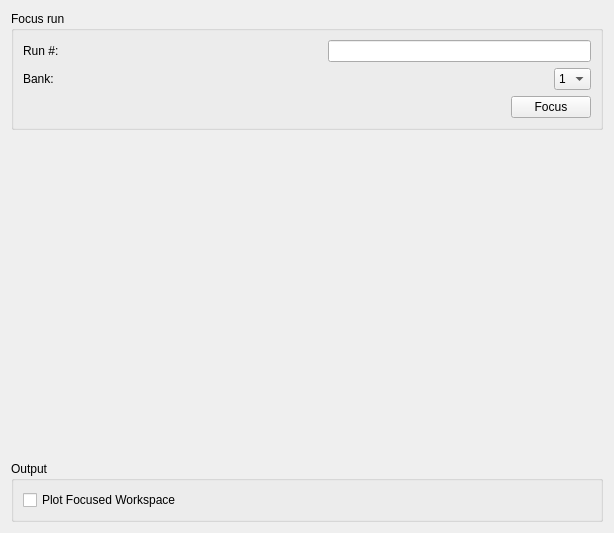
First picture: the form in Code/Mantid/MantidQt/CustomInterfaces/inc/MantidQtCustomInterfaces/EnggDiffraction/EnggDiffractionQtTabFocus.ui, repository mantidproject/mantid, before the edit.
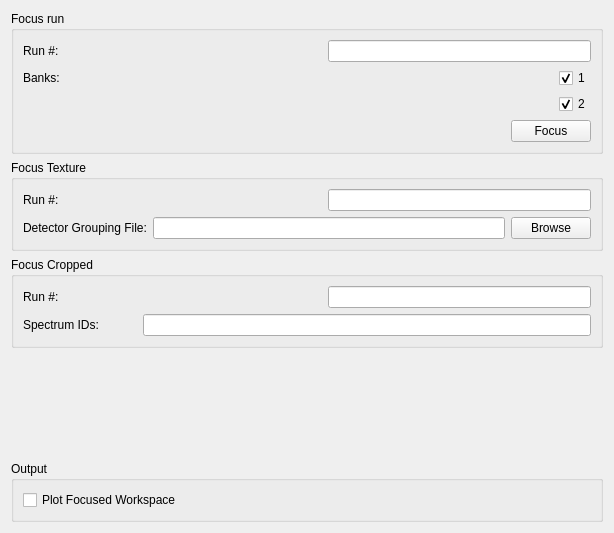
Second picture: the form after the edit.

Commit message: add new group boxes for texture and cropped, re #13486

Diff of the .ui file:
```diff
--- a/Code/Mantid/MantidQt/CustomInterfaces/inc/MantidQtCustomInterfaces/EnggDiffraction/EnggDiffractionQtTabFocus.ui
+++ b/Code/Mantid/MantidQt/CustomInterfaces/inc/MantidQtCustomInterfaces/EnggDiffraction/EnggDiffractionQtTabFocus.ui
@@ -14,6 +14,52 @@
    <string>Form</string>
   </property>
   <layout class="QGridLayout" name="gridLayout_3">
+   <item row="4" column="0">
+    <widget class="QGroupBox" name="groupBox_focus_2">
+     <property name="title">
+      <string>Output</string>
+     </property>
+     <layout class="QGridLayout" name="gridLayout_2">
+      <item row="0" column="0">
+       <layout class="QHBoxLayout" name="horizontalLayout_6">
+        <item>
+         <widget class="QCheckBox" name="checkBox_FocusedWS">
+          <property name="text">
+           <string>Plot Focused Workspace</string>
+          </property>
+         </widget>
+        </item>
+        <item>
+         <spacer name="horizontalSpacer_4">
+          <property name="orientation">
+           <enum>Qt::Horizontal</enum>
+          </property>
+          <property name="sizeHint" stdset="0">
+           <size>
+            <width>98</width>
+            <height>20</height>
+           </size>
+          </property>
+         </spacer>
+        </item>
+       </layout>
+      </item>
+     </layout>
+    </widget>
+   </item>
+   <item row="3" column="0">
+    <spacer name="verticalSpacer">
+     <property name="orientation">
+      <enum>Qt::Vertical</enum>
+     </property>
+     <property name="sizeHint" stdset="0">
+      <size>
+       <width>20</width>
+       <height>388</height>
+      </size>
+     </property>
+    </spacer>
+   </item>
    <item row="0" column="0">
     <widget class="QGroupBox" name="groupBox_focus">
      <property name="title">
@@ -47,38 +93,69 @@
       <item row="1" column="0">
        <layout class="QHBoxLayout" name="horizontalLayout_2">
         <item>
-         <widget class="QLabel" name="label">
-          <property name="text">
-           <string>Bank:</string>
-          </property>
-         </widget>
+         <layout class="QVBoxLayout" name="verticalLayout_3">
+          <item>
+           <layout class="QHBoxLayout" name="horizontalLayout_4">
+            <item>
+             <widget class="QLabel" name="label_banks_sel">
+              <property name="text">
+               <string>Banks:</string>
+              </property>
+             </widget>
+            </item>
+            <item>
+             <spacer name="horizontalSpacer_5">
+              <property name="orientation">
+               <enum>Qt::Horizontal</enum>
+              </property>
+              <property name="sizeHint" stdset="0">
+               <size>
+                <width>298</width>
+                <height>20</height>
+               </size>
+              </property>
+             </spacer>
+            </item>
+           </layout>
+          </item>
+          <item>
+           <spacer name="verticalSpacer_2">
+            <property name="orientation">
+             <enum>Qt::Vertical</enum>
+            </property>
+            <property name="sizeHint" stdset="0">
+             <size>
+              <width>20</width>
+              <height>18</height>
+             </size>
+            </property>
+           </spacer>
+          </item>
+         </layout>
         </item>
         <item>
-         <spacer name="horizontalSpacer_2">
-          <property name="orientation">
-           <enum>Qt::Horizontal</enum>
-          </property>
-          <property name="sizeHint" stdset="0">
-           <size>
-            <width>128</width>
-            <height>20</height>
-           </size>
-          </property>
-         </spacer>
-        </item>
-        <item>
-         <widget class="QComboBox" name="comboBox_bank_num">
+         <layout class="QVBoxLayout" name="verticalLayout_4">
           <item>
-           <property name="text">
-            <string>1</string>
-           </property>
+           <widget class="QCheckBox" name="checkBox_focus_bank1">
+            <property name="text">
+             <string>1</string>
+            </property>
+            <property name="checked">
+             <bool>true</bool>
+            </property>
+           </widget>
           </item>
           <item>
-           <property name="text">
-            <string>2</string>
-           </property>
+           <widget class="QCheckBox" name="checkBox_focus_bank2">
+            <property name="text">
+             <string>2</string>
+            </property>
+            <property name="checked">
+             <bool>true</bool>
+            </property>
+           </widget>
           </item>
-         </widget>
+         </layout>
         </item>
        </layout>
       </item>
@@ -120,35 +197,96 @@
     </widget>
    </item>
    <item row="1" column="0">
-    <spacer name="verticalSpacer">
-     <property name="orientation">
-      <enum>Qt::Vertical</enum>
+    <widget class="QGroupBox" name="groupBox_2">
+     <property name="title">
+      <string>Focus Texture</string>
      </property>
-     <property name="sizeHint" stdset="0">
-      <size>
-       <width>20</width>
-       <height>388</height>
-      </size>
-     </property>
-    </spacer>
+     <layout class="QGridLayout" name="gridLayout_4">
+      <item row="0" column="0">
+       <layout class="QHBoxLayout" name="horizontalLayout_7">
+        <item>
+         <widget class="QLabel" name="label_texture_run_num">
+          <property name="text">
+           <string>Run #:</string>
+          </property>
+         </widget>
+        </item>
+        <item>
+         <spacer name="horizontalSpacer_6">
+          <property name="orientation">
+           <enum>Qt::Horizontal</enum>
+          </property>
+          <property name="sizeHint" stdset="0">
+           <size>
+            <width>98</width>
+            <height>20</height>
+           </size>
+          </property>
+         </spacer>
+        </item>
+        <item>
+         <widget class="QLineEdit" name="lineEdit_texture_run_num">
+          <property name="text">
+           <string/>
+          </property>
+          <property name="readOnly">
+           <bool>false</bool>
+          </property>
+         </widget>
+        </item>
+       </layout>
+      </item>
+      <item row="1" column="0">
+       <layout class="QHBoxLayout" name="horizontalLayout_8">
+        <item>
+         <widget class="QLabel" name="label_2">
+          <property name="text">
+           <string>Detector Grouping File:</string>
+          </property>
+         </widget>
+        </item>
+        <item>
+         <widget class="QLineEdit" name="lineEdit_texture_grouping_file">
+          <property name="sizePolicy">
+           <sizepolicy hsizetype="Expanding" vsizetype="Fixed">
+            <horstretch>1</horstretch>
+            <verstretch>0</verstretch>
+           </sizepolicy>
+          </property>
+          <property name="readOnly">
+           <bool>false</bool>
+          </property>
+         </widget>
+        </item>
+        <item>
+         <widget class="QPushButton" name="pushButton_texture_browse_grouping_file">
+          <property name="text">
+           <string>Browse</string>
+          </property>
+         </widget>
+        </item>
+       </layout>
+      </item>
+     </layout>
+    </widget>
    </item>
    <item row="2" column="0">
-    <widget class="QGroupBox" name="groupBox_focus_2">
+    <widget class="QGroupBox" name="groupBox">
      <property name="title">
-      <string>Output</string>
+      <string>Focus Cropped</string>
      </property>
-     <layout class="QGridLayout" name="gridLayout_2">
+     <layout class="QGridLayout" name="gridLayout_5">
       <item row="0" column="0">
-       <layout class="QHBoxLayout" name="horizontalLayout_6">
+       <layout class="QHBoxLayout" name="horizontalLayout_9">
         <item>
-         <widget class="QCheckBox" name="checkBox_FocusedWS">
+         <widget class="QLabel" name="label_cropped_run_num">
           <property name="text">
-           <string>Plot Focused Workspace</string>
+           <string>Run #:</string>
           </property>
          </widget>
         </item>
         <item>
-         <spacer name="horizontalSpacer_4">
+         <spacer name="horizontalSpacer_7">
           <property name="orientation">
            <enum>Qt::Horizontal</enum>
           </property>
@@ -159,6 +297,50 @@
            </size>
           </property>
          </spacer>
+        </item>
+        <item>
+         <widget class="QLineEdit" name="lineEdit_cropped_run_num">
+          <property name="text">
+           <string/>
+          </property>
+          <property name="readOnly">
+           <bool>false</bool>
+          </property>
+         </widget>
+        </item>
+       </layout>
+      </item>
+      <item row="1" column="0">
+       <layout class="QHBoxLayout" name="horizontalLayout_10">
+        <item>
+         <widget class="QLabel" name="label_cropped_spec_ids">
+          <property name="text">
+           <string>Spectrum IDs:</string>
+          </property>
+         </widget>
+        </item>
+        <item>
+         <spacer name="horizontalSpacer_8">
+          <property name="orientation">
+           <enum>Qt::Horizontal</enum>
+          </property>
+          <property name="sizeHint" stdset="0">
+           <size>
+            <width>38</width>
+            <height>20</height>
+           </size>
+          </property>
+         </spacer>
+        </item>
+        <item>
+         <widget class="QLineEdit" name="lineEdit_cropped_spec_ids">
+          <property name="sizePolicy">
+           <sizepolicy hsizetype="Expanding" vsizetype="Fixed">
+            <horstretch>1</horstretch>
+            <verstretch>0</verstretch>
+           </sizepolicy>
+          </property>
+         </widget>
         </item>
        </layout>
       </item>
```
Left out of the diff: 2 changed lines with no effect on the pictures.
